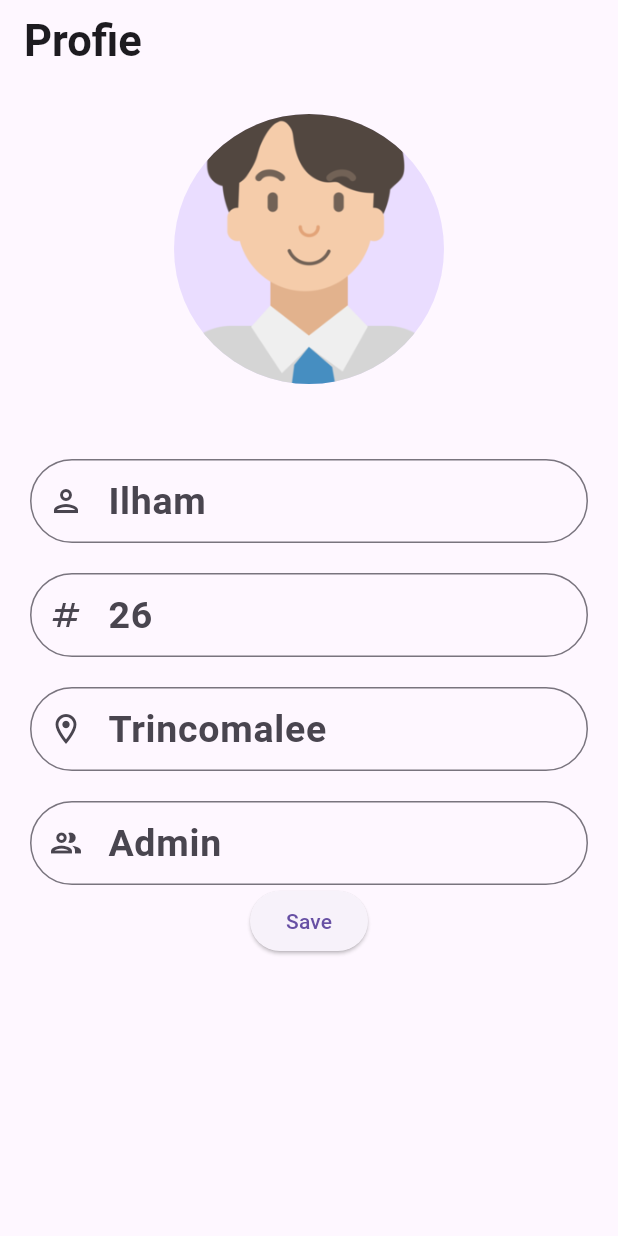
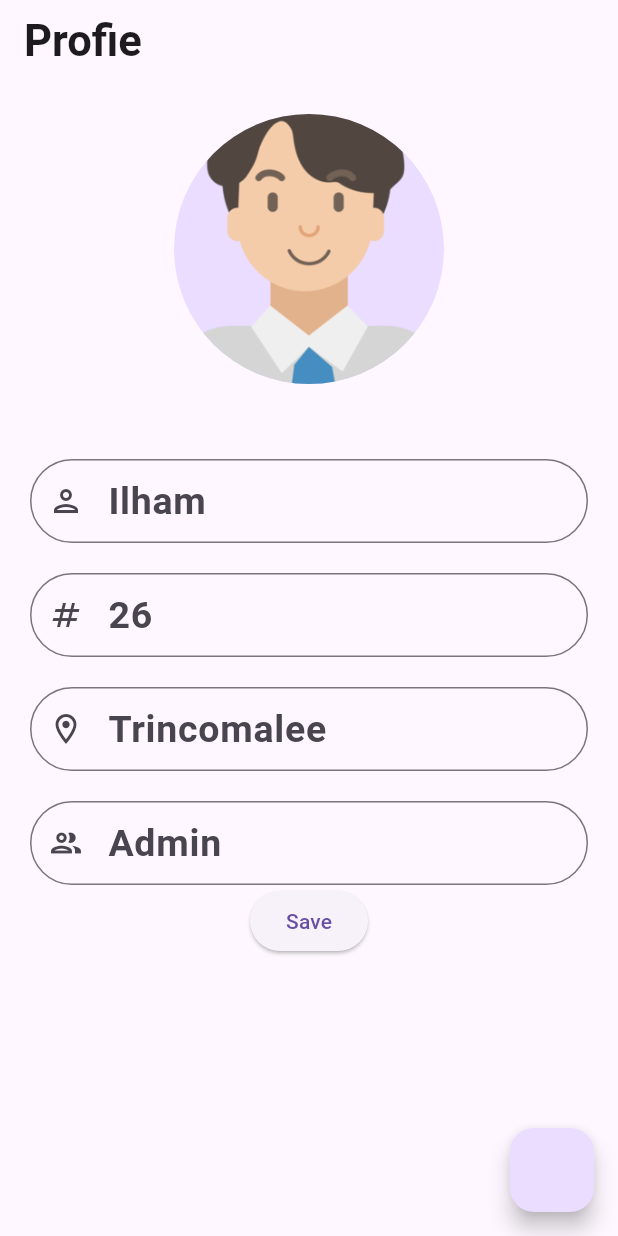
Before and after one commit to hkrilham/02-profilePage, a Flutter app: the screen it shows after launch, on a phone screen of 412 x 824 dp. Run offline on Flutter 3.47's test engine with Material 3 defaults, Android fonts, the phone set to English and light mode, and no system bars; our stand-ins replace image_picker, shared_preferences.

Commit message:
dark theme and ui update

```diff
--- a/lib/main.dart
+++ b/lib/main.dart
@@ -1,5 +1,6 @@
 import 'package:flutter/material.dart';
 import 'package:profile_page/profile_page.dart';
+import 'package:shared_preferences/shared_preferences.dart';
 
 void main() => runApp(const MyApp());
 
@@ -8,9 +9,12 @@ class MyApp extends StatelessWidget {
 
   @override
   Widget build(BuildContext context) {
-    return const MaterialApp(
+    return MaterialApp(
       debugShowCheckedModeBanner: false,
-      home: ProfilePage(),
+      theme: ThemeData.light(),
+      darkTheme: ThemeData.dark(),
+      themeMode: ThemeMode.system,
+      home: const ProfilePage(),
     );
   }
 }
--- a/lib/profile_page.dart
+++ b/lib/profile_page.dart
@@ -162,6 +162,11 @@ class _ProfilePageState extends State<ProfilePage> {
           ),
         ),
       ),
+      floatingActionButton: FloatingActionButton(
+        onPressed: () async {
+          setState(() {});
+        },
+      ),
     );
   }
 }
```
